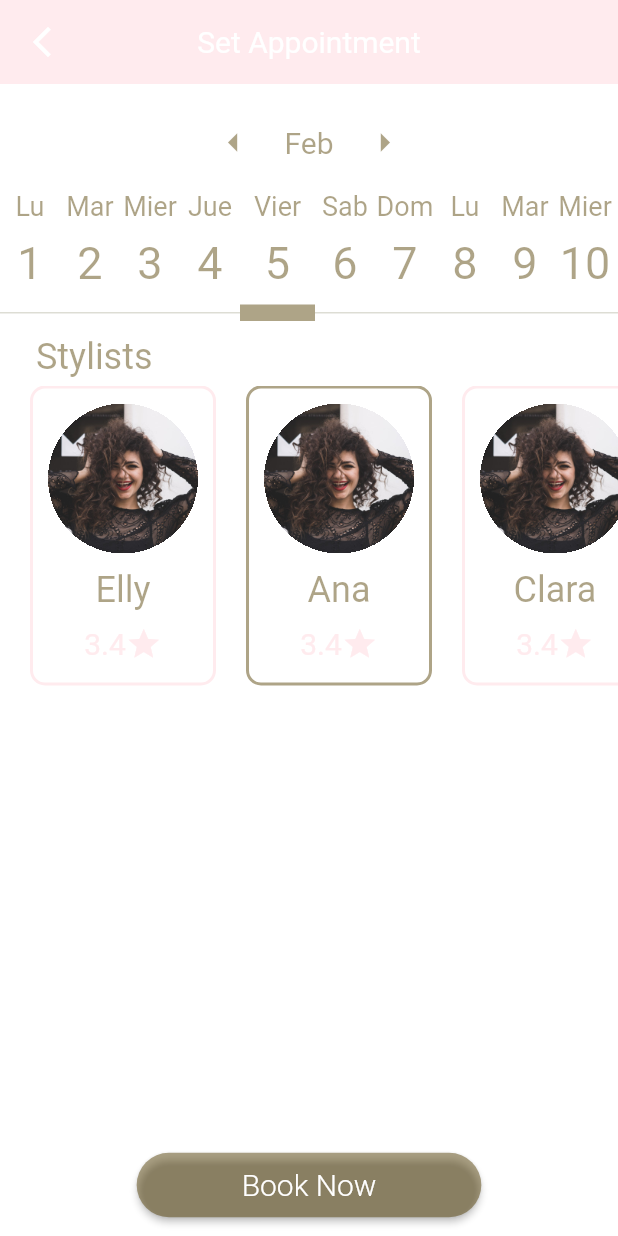
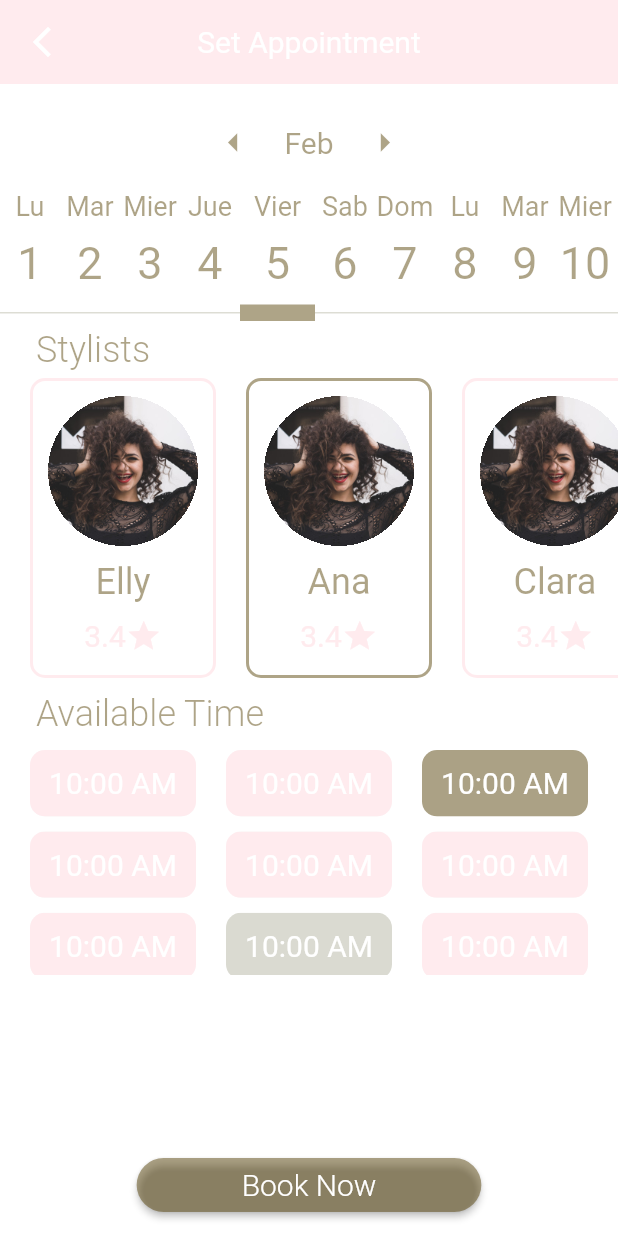
Before and after one commit to DiegoRojasVera/agenda_booking, a Flutter app: the BookingPage screen opened directly with empty values, on a phone screen of 412 x 824 dp. Run offline on Flutter 3.47's test engine with Material 2 defaults, Android fonts, the phone set to English and light mode, and no system bars; our stand-ins replace fluttericon; network calls fail.

Commit message:
Arreglando bontones de seleccion de hora

```diff
--- a/lib/pages/booking_page.dart
+++ b/lib/pages/booking_page.dart
@@ -1,4 +1,5 @@
 import 'dart:developer';
+import 'dart:core';
 import 'package:agenda_booking/utils/utils.dart';
 import 'package:flutter/material.dart';
 import 'package:agenda_booking/models/service.dart';
@@ -27,9 +28,8 @@ class BookingPage extends StatelessWidget {
       body: Column(
         crossAxisAlignment: CrossAxisAlignment.stretch,
         children: [
-          Expanded(child: _BookingMainContent()),
-          _BookingActionButton(
-              onPressed:(){})
+          const Expanded(child: _BookingMainContent()),
+          _BookingActionButton(onPressed: () {})
         ],
       ),
     );
@@ -38,7 +38,8 @@ class BookingPage extends StatelessWidget {
 
 class _BookingActionButton extends StatelessWidget {
   const _BookingActionButton({
-    Key? key, required this.onPressed,
+    Key? key,
+    required this.onPressed,
   }) : super(key: key);
 
   final Function()? onPressed;
@@ -47,18 +48,17 @@ class _BookingActionButton extends StatelessWidget {
   Widget build(BuildContext context) {
     // Boton del socalo
     return Container(
+      color: Colors.white, // se transforma en traparente si sacamos eso
       padding: EdgeInsets.all(10),
       //  height: 80, // socalo de abajo fijo
       child: Center(
         child: ElevatedButton(
-          onPressed: onPressed,
+          onPressed: onPressed,//Boton del socalo de abajo
           style: ElevatedButton.styleFrom(
-              padding: EdgeInsets.symmetric(vertical: 10, horizontal: 70),
+              padding: const EdgeInsets.symmetric(vertical: 6, horizontal: 70),
               primary: Utils.sencondaryColor,
-              shape: StadiumBorder()),
-          child: Text(
-              'Book Now',
-
+              shape: const StadiumBorder()),
+          child: const Text('Book Now',
               style: TextStyle(fontSize: 20.0, fontWeight: FontWeight.w300)),
         ),
       ),
@@ -68,19 +68,109 @@ class _BookingActionButton extends StatelessWidget {
 
 class _BookingMainContent extends StatelessWidget {
   const _BookingMainContent({Key? key}) : super(key: key);
+  @override
+  Widget build(BuildContext context) {
+    List<Widget>times=[
+      BookingTime(time: "10:00 AM", status: BookingTime.normal),
+      BookingTime(time: "10:00 AM", status: BookingTime.normal),
+      BookingTime(time: "10:00 AM", status: BookingTime.selected),
+      BookingTime(time: "10:00 AM", status: BookingTime.normal),
+      BookingTime(time: "10:00 AM", status: BookingTime.normal),
+      BookingTime(time: "10:00 AM", status: BookingTime.normal),
+      BookingTime(time: "10:00 AM", status: BookingTime.normal),
+      BookingTime(time: "10:00 AM", status: BookingTime.blocked),
+      BookingTime(time: "10:00 AM", status: BookingTime.normal),
+    ];
+    return ListView(
+      children: [
+        const Calendar(),
+        const _Subtitle(subtitle: 'Stylists'),
+        const SizedBox(height: 5),
+        StylistsList(
+          stylists: _stylist,
+        ),
+        const SizedBox(height: 10),
+        const _Subtitle(subtitle: 'Available Time'),
+        const SizedBox(height: 10),
+        Container(
+
+          height: (times.length/3).ceil()*50, // da la dimension de las letras de los horarios
+          child: GridView.count(
+            padding: const EdgeInsets.symmetric(horizontal: 20),
+            crossAxisSpacing: 20,
+            mainAxisSpacing: 10,
+            childAspectRatio: 2.5,
+            crossAxisCount: 3,
+            physics: const NeverScrollableScrollPhysics(),
+            // para no desplazar el scroll por mas que esten aparte
+            children: times,
+
+          ),
+        ),
+      ],
+    );
+  }
+}
+
+class BookingTime extends StatelessWidget {
+  const BookingTime({Key? key, required this.time, required this.status})
+      : super(key: key);
+
+  final String time;
+  final int status;
+
+  static final int normal = 1;
+  static final int selected = 2;
+  static final int blocked = 3;
 
   @override
   Widget build(BuildContext context) {
-    return ListView(
-      children: [
-        const Calendar(),
-        const SizedBox(height: 5),
-        Padding(
-          padding: const EdgeInsets.symmetric(horizontal: 24.0),
-          child: Text('Stylists', style: Theme.of(context).textTheme.headline5),
+    Color backgroundColor = Utils.primaryColor!;
+    Color textColor = Colors.white;
+
+    if (status == selected) {
+      backgroundColor = Utils.sencondaryColor;
+    } else if (status == blocked) {
+      backgroundColor = Utils.grayColor;
+    }
+    return Material(
+      borderRadius: BorderRadius.all(Radius.circular(10)),
+      child: InkWell(
+        onTap: status == normal ? () {} : null,
+        borderRadius: BorderRadius.all(Radius.circular(10)),
+        splashColor: Utils.sencondaryColor,
+        child: Ink(
+          padding: EdgeInsets.all(10),
+          decoration: BoxDecoration(
+            color: backgroundColor,
+            borderRadius: BorderRadius.all(Radius.circular(10)),
           ),
-        const SizedBox(height: 5),
-        Container(
+          child: Center(
+            child: Text(
+              time,
+              style: Theme.of(context).textTheme.headline6!.copyWith(
+                    color: textColor,
+                    fontSize: 20,
+                  ),
+            ),
+          ),
+        ),
+      ),
+    );
+  }
+}
+
+class StylistsList extends StatelessWidget {
+  const StylistsList({
+    Key? key,
+    required this.stylists,
+  }) : super(key: key);
+
+  final List<Stylist> stylists;
+
+  @override
+  Widget build(BuildContext context) {
+    return Container(
       height: 200,
       child: ListView.separated(
         scrollDirection: Axis.horizontal,
@@ -116,8 +206,26 @@ class _BookingMainContent extends StatelessWidget {
           );
         },
       ),
-        ),
-      ],
+    );
+  }
+}
+
+class _Subtitle extends StatelessWidget {
+  const _Subtitle({
+    Key? key,
+    required this.subtitle,
+  }) : super(key: key);
+
+  final String subtitle;
+
+  @override
+  Widget build(BuildContext context) {
+    return Padding(
+      padding: const EdgeInsets.symmetric(horizontal: 24.0),
+      child: Text(subtitle,
+          style: Theme.of(context).textTheme.headline5?.copyWith(
+                fontWeight: FontWeight.w300,
+              )),
     );
   }
 }
--- a/lib/pages/home_page.dart
+++ b/lib/pages/home_page.dart
@@ -128,13 +128,13 @@ class _HomeServices extends StatelessWidget {
               child: Text('Services',
                   style: Theme.of(context).textTheme.headline6),
             ),
-            SizedBox(
+            const SizedBox(
               height: 20,
             ),
             _CategoriesCarousel(
               categories: servicesProvider.categories,
             ),
-            SizedBox(
+            const SizedBox(
               height: 20,
             ),
             _ServicesList(
@@ -215,7 +215,7 @@ class _CategoriesCarousel extends StatelessWidget {
             if (index == 0) {
               return Row(
                 children: [
-                  const SizedBox(width: 20),
+                  const SizedBox(width: 10),
                   categoryItem,
                 ],
               );
```
Lines whose indentation alone changed are shown as unchanged.
